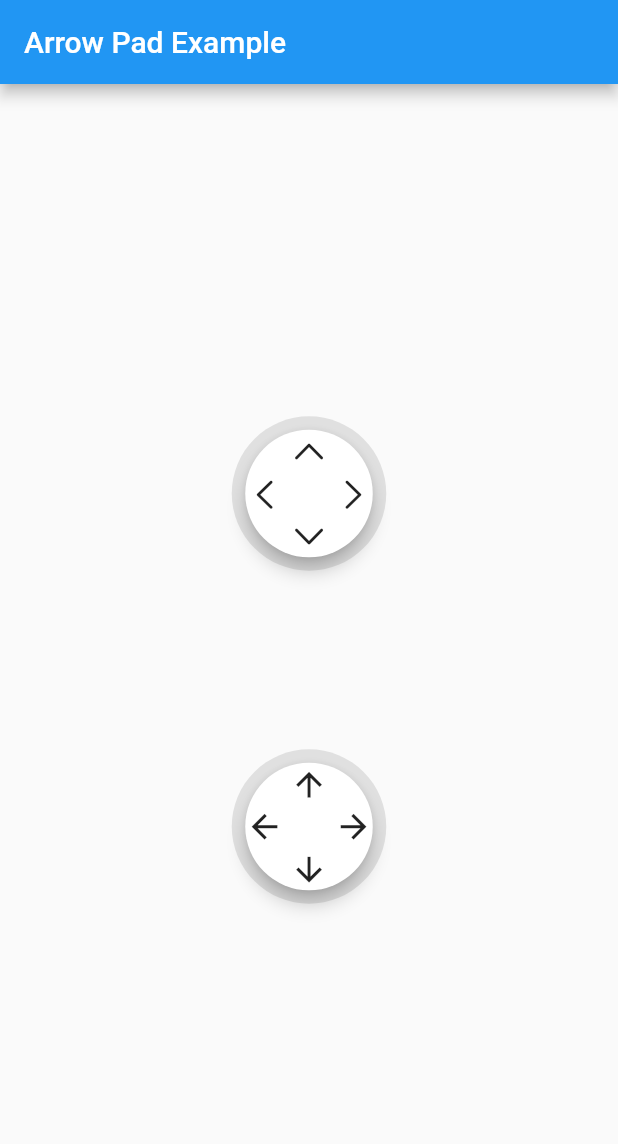
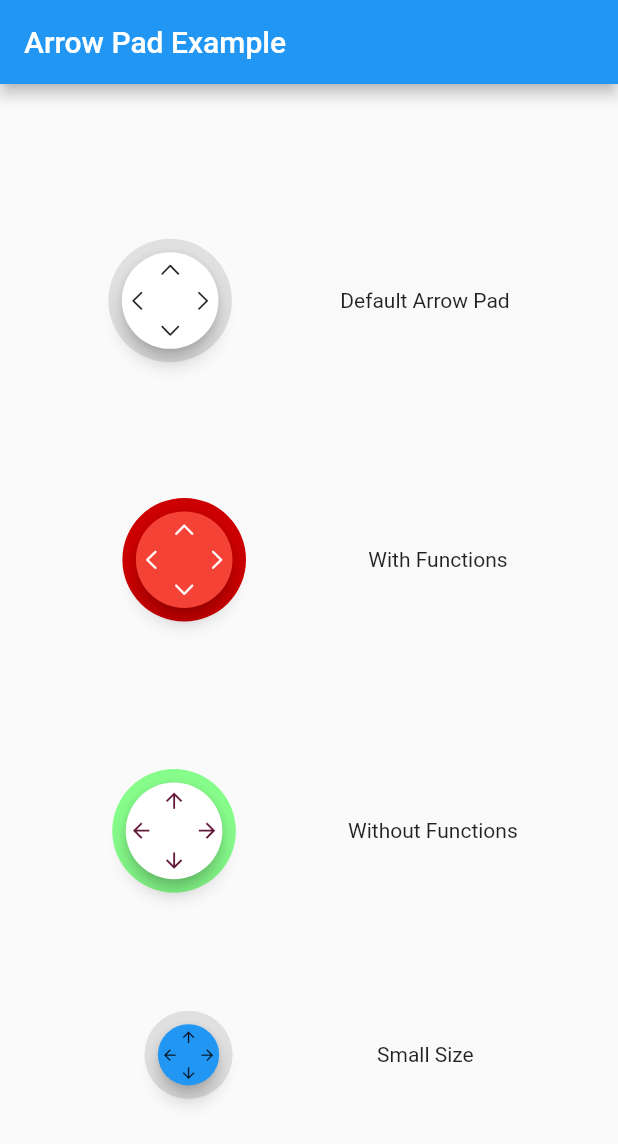
Before and after one commit to immadisairaj/arrow_pad, a Flutter app: the screen it shows after launch, on a phone screen of 412 x 824 dp. Shown: the top 1144 px of the screen. Run offline on Flutter 3.47's test engine with Material 2 defaults, Android fonts, the phone set to English and light mode, and no system bars.

Commit message:
add more customization styles and example
- change example to include different cases
- include more styles in arrow pad
- add doc comments
- fix null check for press functions

````diff
--- a/example/lib/main.dart
+++ b/example/lib/main.dart
@@ -21,8 +21,15 @@ class MyApp extends StatelessWidget {
   }
 }
 
-class ArrowPadExample extends StatelessWidget {
+class ArrowPadExample extends StatefulWidget {
   const ArrowPadExample({Key? key}) : super(key: key);
+
+  @override
+  _ArrowPadExampleState createState() => _ArrowPadExampleState();
+}
+
+class _ArrowPadExampleState extends State<ArrowPadExample> {
+  String _secondArrowPadValue = 'With Functions';
 
   @override
   Widget build(BuildContext context) {
@@ -38,16 +45,78 @@ class ArrowPadExample extends StatelessWidget {
           mainAxisAlignment: MainAxisAlignment.center,
           crossAxisAlignment: CrossAxisAlignment.center,
           children: [
-            ArrowPad(
-              padding: const EdgeInsets.all(8.0),
-              height: height / 4,
-              width: width / 4,
+            Row(
+              mainAxisAlignment: MainAxisAlignment.spaceEvenly,
+              children: [
+                ArrowPad(
+                  height: height / 5,
+                  width: width / 5,
+                ),
+                const Text('Default Arrow Pad'),
+              ],
             ),
-            ArrowPad(
-              padding: const EdgeInsets.all(8.0),
-              height: height / 4,
-              width: width / 4,
-              arrowPadIconStyle: ArrowPadIconStyle.arrow,
+            Row(
+              mainAxisAlignment: MainAxisAlignment.spaceEvenly,
+              children: [
+                ArrowPad(
+                  padding: const EdgeInsets.all(8.0),
+                  height: height / 5,
+                  width: width / 5,
+                  iconColor: Colors.white,
+                  innerColor: Colors.red,
+                  outerColor: const Color(0xFFCC0000),
+                  splashColor: const Color(0xFFCC0000),
+                  hoverColor: const Color(0xFFFF4D4D),
+                  onPressedUp: () {
+                    setState(() {
+                      _secondArrowPadValue = 'Up Pressed';
+                    });
+                  },
+                  onPressedDown: () {
+                    setState(() {
+                      _secondArrowPadValue = 'Down Pressed';
+                    });
+                  },
+                  onPressedLeft: () {
+                    setState(() {
+                      _secondArrowPadValue = 'Left Pressed';
+                    });
+                  },
+                  onPressedRight: () {
+                    setState(() {
+                      _secondArrowPadValue = 'Right Pressed';
+                    });
+                  },
+                ),
+                Text(_secondArrowPadValue),
+              ],
+            ),
+            Row(
+              mainAxisAlignment: MainAxisAlignment.spaceEvenly,
+              children: [
+                ArrowPad(
+                  padding: const EdgeInsets.all(8.0),
+                  height: height / 5,
+                  width: width / 5,
+                  arrowPadIconStyle: ArrowPadIconStyle.arrow,
+                  hoverColor: Colors.green,
+                  iconColor: const Color(0xFF631739),
+                  outerColor: const Color(0xFF86FC8A),
+                ),
+                const Text('Without Functions'),
+              ],
+            ),
+            Row(
+              mainAxisAlignment: MainAxisAlignment.spaceEvenly,
+              children: [
+                ArrowPad(
+                  height: height / 7,
+                  width: width / 7,
+                  innerColor: Colors.blue,
+                  arrowPadIconStyle: ArrowPadIconStyle.arrow,
+                ),
+                const Text('Small Size'),
+              ],
             ),
           ],
         ),
--- a/lib/arrow_pad.dart
+++ b/lib/arrow_pad.dart
@@ -5,6 +5,7 @@ import 'dart:math';
 import 'package:flutter/cupertino.dart';
 import 'package:flutter/material.dart';
 
+/// icon styles of the arrow pad
 enum ArrowPadIconStyle {
   /// the default arrow pad icon style
   ///
@@ -20,9 +21,31 @@ enum ArrowPadIconStyle {
 }
 
 class ArrowPad extends StatelessWidget {
-  /// rounded widget with 4 arrow keys
+  /// creates a rounded widget with 4 arrow keys
   ///
-  /// [height] and [width] determines the size of the widget.
+  /// required [height] and [width] determines the size of the widget.
+  /// Better to use it with min size of 55.0
+  ///
+  /// use [onPressedUp], [onPressedLeft], [onPressedRight], [onPressedDown]
+  /// to declare functions on pressed arrows
+  ///
+  /// [ArrowPadIconStyle] determines the style of the arrow keys
+  ///
+  /// There are different customization options available like [innerColor],
+  /// [outerColor], etc.
+  ///
+  /// Example usage:
+  /// ```dart
+  /// ArrowPad(
+  ///   height: 70,
+  ///   width: 70,
+  ///   arrowPadIconStyle = ArrowPadIconStyle.arrow,
+  ///   onPressedUp: () => print('up'),
+  ///   onPressedLeft: () => print('left'),
+  ///   onPressedRight: () => print('right'),
+  ///   onPressedDown: () => print('down'),
+  /// ),
+  /// ```
   const ArrowPad({
     Key? key,
     required this.height,
@@ -35,7 +58,9 @@ class ArrowPad extends StatelessWidget {
     this.outerColor = const Color(0xFFE0E0E0),
     this.innerColor,
     this.iconColor,
-    this.padding = EdgeInsets.zero,
+    this.splashColor,
+    this.hoverColor,
+    this.padding,
   }) : super(key: key);
 
   final double height;
@@ -48,7 +73,9 @@ class ArrowPad extends StatelessWidget {
   final Color? outerColor;
   final Color? innerColor;
   final Color? iconColor;
-  final EdgeInsetsGeometry padding;
+  final Color? splashColor;
+  final Color? hoverColor;
+  final EdgeInsetsGeometry? padding;
 
   @override
   Widget build(BuildContext context) {
@@ -57,7 +84,7 @@ class ArrowPad extends StatelessWidget {
     List<IconData> _icons = _getIconsFromIconStyle(arrowPadIconStyle);
 
     return Padding(
-      padding: padding,
+      padding: padding ?? EdgeInsets.zero,
       child: Container(
         height: height,
         width: width,
@@ -82,6 +109,8 @@ class ArrowPad extends StatelessWidget {
                       borderRadius: BorderRadius.circular(_padSize),
                     ),
                     child: InkWell(
+                      splashColor: splashColor,
+                      hoverColor: hoverColor,
                       borderRadius: BorderRadius.circular(_padSize - 10),
                       onTap: () {},
                       onTapDown: (details) {
@@ -91,50 +120,66 @@ class ArrowPad extends StatelessWidget {
                         if (x > part && x < part * 2) {
                           // up or down
                           if (y < part) {
+                            if (onPressedUp != null) {
                               onPressedUp!();
+                            }
                           } else if (y > part * 2) {
+                            if (onPressedDown != null) {
                               onPressedDown!();
+                            }
                           }
                         } else if (y > part && y < part * 2) {
                           // left or right
                           if (x < part) {
+                            if (onPressedLeft != null) {
                               onPressedLeft!();
+                            }
                           } else if (x > part * 2) {
+                            if (onPressedRight != null) {
                               onPressedRight!();
                             }
                           }
+                        }
                       },
+                      child: Padding(
+                        padding: const EdgeInsets.symmetric(vertical: 2),
                         child: Column(
                           mainAxisSize: MainAxisSize.max,
                           mainAxisAlignment: MainAxisAlignment.spaceAround,
                           children: [
                             Icon(
                               _icons[0],
-                            size: _padSize / 4,
+                              size: _padSize / 5,
                               color: iconColor,
                             ),
-                          Row(
+                            Padding(
+                              padding:
+                                  const EdgeInsets.symmetric(horizontal: 2),
+                              child: Row(
                                 mainAxisSize: MainAxisSize.max,
-                            mainAxisAlignment: MainAxisAlignment.spaceBetween,
+                                mainAxisAlignment:
+                                    MainAxisAlignment.spaceBetween,
                                 children: [
                                   Icon(
                                     _icons[1],
-                                size: _padSize / 4,
+                                    size: _padSize / 5,
                                     color: iconColor,
                                   ),
                                   Icon(
                                     _icons[2],
-                                size: _padSize / 4,
+                                    size: _padSize / 5,
                                     color: iconColor,
                                   ),
                                 ],
                               ),
+                            ),
                             Icon(
                               _icons[3],
-                            size: _padSize / 4,
+                              size: _padSize / 5,
                               color: iconColor,
                             ),
                           ],
+                        ),
                       ),
                     ),
                   ),
````
Lines whose indentation alone changed are shown as unchanged.
